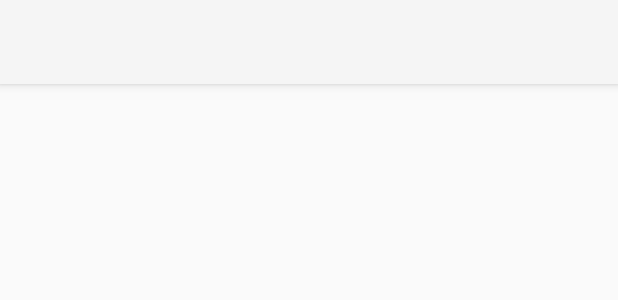
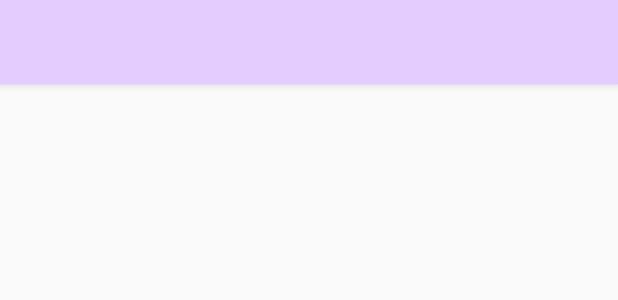
Before and after one commit to dowelc/bow-and-arrow, an Android app: the layout content_view_home.xml on its own in the app's theme, with its tools: preview values and no code run, on a phone screen of 412 x 824 dp. Shown: the top 300 px of the screen. Run offline under Robolectric (Android 15) with nearby library versions, the phone set to English and light mode, and no system bars.

Commit message:
adding menu to view home page

```diff
--- a/BowandArrow/app/src/main/res/layout/content_view_home.xml
+++ b/BowandArrow/app/src/main/res/layout/content_view_home.xml
@@ -16,9 +16,9 @@
         android:id="@+id/top_bar"
         android:layout_width="match_parent"
         android:layout_height="?attr/actionBarSize"
-        android:background="?attr/colorPrimary"
+        android:background="@color/colorPrimary"
         android:elevation="4dp"
         android:theme="@style/ThemeOverlay.AppCompat.ActionBar"
-        app:popupTheme="@style/ThemeOverlay.AppCompat.Light"/>
+        app:popupTheme="@style/ThemeOverlay.AppCompat.Light" />
 
 </RelativeLayout>
--- /dev/null
+++ b/BowandArrow/app/src/main/res/menu/view_home_menu.xml
@@ -0,0 +1,6 @@
+<?xml version="1.0" encoding="utf-8"?>
+<menu xmlns:android="http://schemas.android.com/apk/res/android">
+    <item
+        android:title="View Home" />
+        <!--android:showAsAction="ifRoom" />-->
+</menu>
```
Also changed, not shown: BowandArrow/app/src/main/java/com/winfo/bowandarrow/ViewHome.java (+10 -1 lines).
